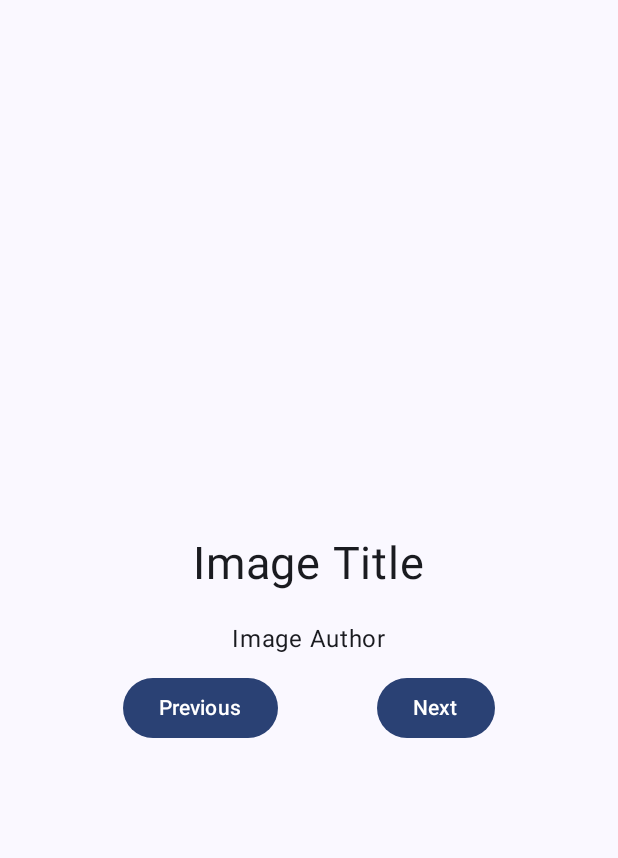
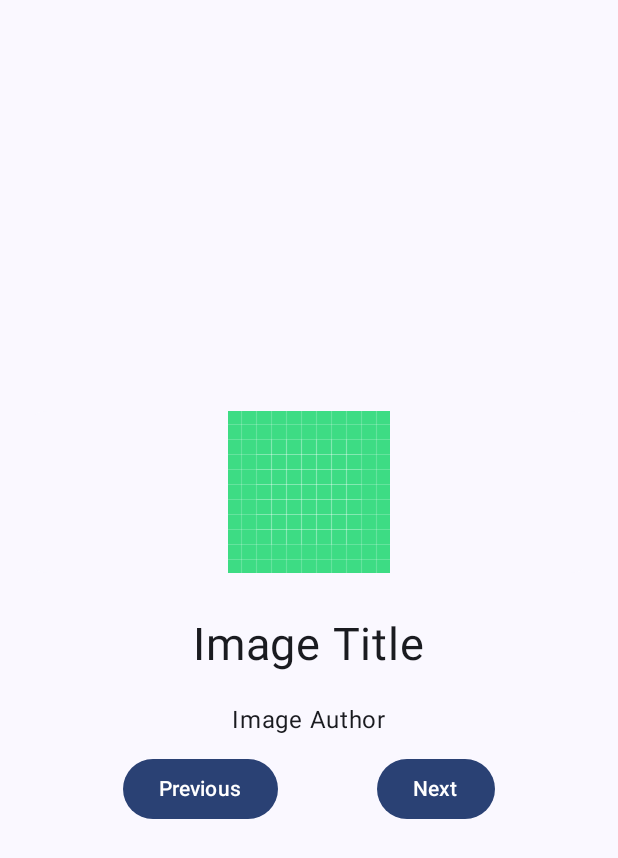
Before and after one commit to rafaover/ChildArtRoom, an Android app built with Jetpack Compose: the screen it shows after launch (MainActivity), on a phone screen of 412 x 824 dp. Shown: the top 858 px of the screen. Run offline under Robolectric (Android 15) with nearby library versions, the phone set to English and light mode, and no system bars.

Commit message:
MainActivity.kt: - Added Image to surface at top

```diff
--- a/app/src/main/java/com/feeltheboard/childartroom/MainActivity.kt
+++ b/app/src/main/java/com/feeltheboard/childartroom/MainActivity.kt
@@ -1,8 +1,10 @@
 package com.feeltheboard.childartroom
 
+import android.media.Image
 import android.os.Bundle
 import androidx.activity.ComponentActivity
 import androidx.activity.compose.setContent
+import androidx.compose.foundation.Image
 import androidx.compose.foundation.layout.Arrangement
 import androidx.compose.foundation.layout.Column
 import androidx.compose.foundation.layout.Row
@@ -17,6 +19,7 @@ import androidx.compose.material3.Text
 import androidx.compose.runtime.Composable
 import androidx.compose.ui.Alignment
 import androidx.compose.ui.Modifier
+import androidx.compose.ui.res.painterResource
 import androidx.compose.ui.tooling.preview.Preview
 import androidx.compose.ui.unit.dp
 import androidx.compose.ui.unit.sp
@@ -53,7 +56,11 @@ fun MainSliderLayout() {
             shape = MaterialTheme.shapes.large,
         ) {
             // Image from Database
-            // Image(painter = TODO(), contentDescription = null)
+            Image(
+                painter = painterResource(id = R.drawable.ic_launcher_background),
+                contentDescription = "Image",
+                modifier = Modifier.fillMaxWidth()
+            )
         }
         Spacer(modifier = Modifier.padding(bottom = 30.dp))
         Row(modifier = Modifier.fillMaxWidth()) {
```
